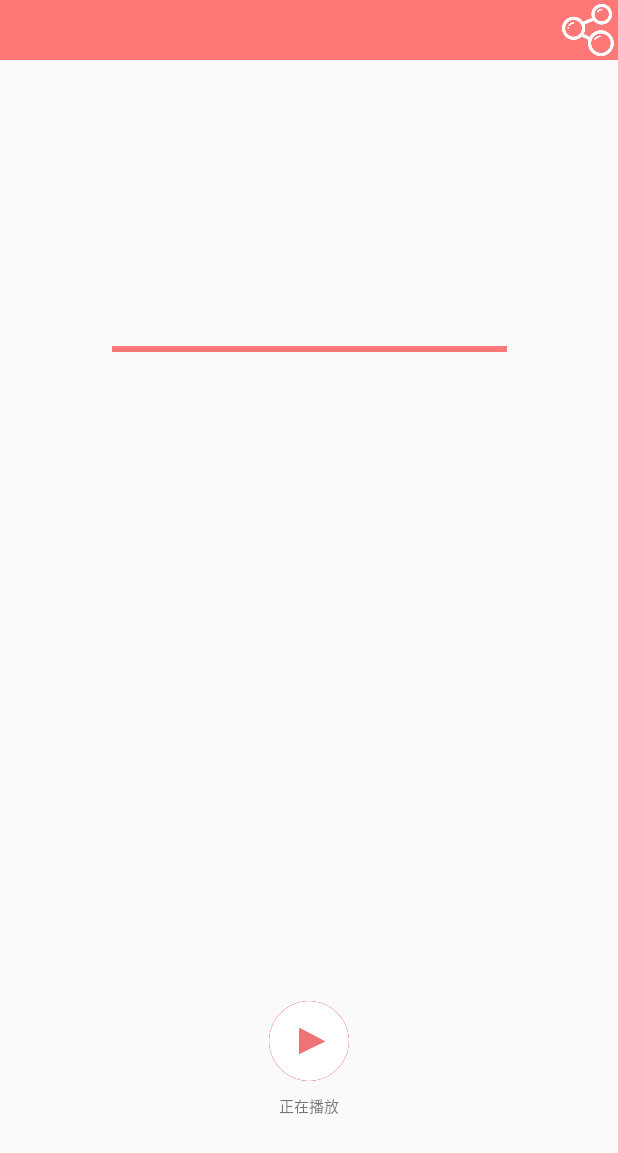
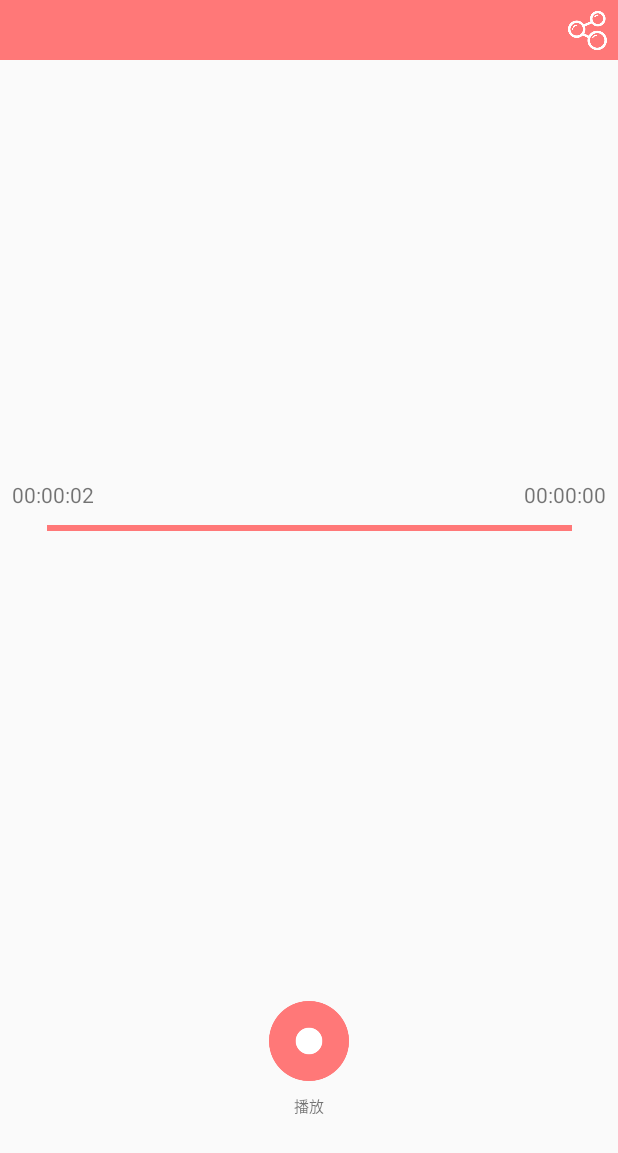
Before and after one commit to Sam-Leu/SoundRecorder, an Android app: the PlayActivity screen opened directly, with no data from a screen before it, after a tap on an icon or button, on a phone screen of 412 x 824 dp. Shown: the top 1153 px of the screen. Run offline under Robolectric (Android 15) with nearby library versions, the phone set to English and light mode, and no system bars; libraries missing offline, so code that uses them is left out: com.carlos.voiceline; 1 other tap on this screen came first.

Commit message:
增添播放时显示的进度，修改一些微小的外观，把时间格式的转换放到TimeStyleHelper类里面。

```diff
--- a/app/src/main/java/com/example/one/soundrecorder/PlayActivity.java
+++ b/app/src/main/java/com/example/one/soundrecorder/PlayActivity.java
@@ -25,6 +25,9 @@ public class PlayActivity extends AppCompatActivity implements View.OnClickListe
     private String filePath;
     private TextView titleTextView;
     private TextView playTextView;
+    private TextView durationTextView;
+    private TextView processTextView;
+    private Button btn_play;
 
     private float duration;
 
@@ -35,12 +38,15 @@ public class PlayActivity extends AppCompatActivity implements View.OnClickListe
         public void run() {
             // 获得歌曲现在播放位置并设置成播放进度条的值
             if (mediaPlayer != null) {
-                Log.i("显示播放进度：",String.valueOf(mediaPlayer.getCurrentPosition()));
-                Log.i("显示总长度：",String.valueOf(duration));
-                Log.i("显示比例：",String.valueOf((int)(mediaPlayer.getCurrentPosition() / duration * 100)));
                 progressBar.setProgress((int)(mediaPlayer.getCurrentPosition() / duration * 100));
-                // 每100毫秒刷新一次
-                handler.postDelayed(changeProgressBarThread, 1);
+                //更新播放时间
+                processTextView.setText(TimeStyleHelper.showTimeCount(mediaPlayer.getCurrentPosition()/1000));
+                if(mediaPlayer.getCurrentPosition() >= duration){
+                    btn_play.setBackgroundResource(R.drawable.prepare);
+                    playTextView.setText("播放");
+                }
+                // 每10毫秒刷新一次
+                handler.postDelayed(changeProgressBarThread, 10);
             }
         }
     };
@@ -50,8 +56,11 @@ public class PlayActivity extends AppCompatActivity implements View.OnClickListe
         super.onCreate(savedInstanceState);
         setContentView(R.layout.activity_play);
 
+        btn_play = findViewById(R.id.btn_play);
         titleTextView = findViewById(R.id.tv_fileName);
         playTextView = findViewById(R.id.tv_play);
+        processTextView = findViewById(R.id.processTextView);
+        durationTextView = findViewById(R.id.durationTextVIew);
 
         Intent intent = getIntent();
         String fileName = intent.getStringExtra("fileName");
@@ -82,6 +91,8 @@ public class PlayActivity extends AppCompatActivity implements View.OnClickListe
             mediaPlayer.prepare();  //让Mediaplayer进入到准备状态
 
             duration = mediaPlayer.getDuration();   //获取录音文件的长度，用于显示进度
+            durationTextView.setText(TimeStyleHelper.showTimeCount((int) duration / 1000));
+
         } catch (IOException e) {
             e.printStackTrace();
         }
@@ -91,7 +102,6 @@ public class PlayActivity extends AppCompatActivity implements View.OnClickListe
     public void onClick(View v) {
         switch (v.getId()){
             case R.id.btn_play:
-                Button btn_play = findViewById(R.id.btn_play);
                 if(!mediaPlayer.isPlaying()){
                     mediaPlayer.start();    //开始播放
                     Log.d("4test", "Start play");
--- a/app/src/main/java/com/example/one/soundrecorder/RecordActivity.java
+++ b/app/src/main/java/com/example/one/soundrecorder/RecordActivity.java
@@ -280,6 +280,7 @@ public class RecordActivity extends AppCompatActivity implements RecordAdapter.O
                     }
                     Toast.makeText(RecordActivity.this,"重命名成功",Toast.LENGTH_SHORT).show();
                     FileUtils.renameDialog(RecordActivity.this, filePath+"/"+strFileName+".amr", strFileName);
+
                     Log.d("4test", "rename");
                 }
             }
--- /dev/null
+++ b/app/src/main/java/com/example/one/soundrecorder/TimeStyleHelper.java
@@ -0,0 +1,21 @@
+package com.example.one.soundrecorder;
+
+public class TimeStyleHelper {
+    //将秒数格式化成时分秒格式
+    public static String showTimeCount(int time) {
+        int second = time % 60; //格式化的秒，而time是原始的秒
+        if (time < 60) {
+            return "00:00:" + (second < 10 ? "0" + String.valueOf(second) : String.valueOf(second));
+        } else {
+            int original_minute = time / 60;  //原始的分
+            int minute = original_minute % 60;  //格式化的分
+            if (original_minute < 60) {
+                return "00:" + (minute < 10 ? "0" + String.valueOf(minute) : String.valueOf(minute)) + ":" + (second < 10 ? "0" + String.valueOf(second) : String.valueOf(second));
+            } else {
+                int original_hour = time / 3600;    //原始的时，上升到天数是时才会用到
+                int hour = original_hour % 24;  //格式化的时
+                return (hour < 10 ? "0" + String.valueOf(hour) : String.valueOf(hour)) + ":" + (minute < 10 ? "0" + String.valueOf(minute) : String.valueOf(minute)) + ":" + (second < 10 ? "0" + String.valueOf(second) : String.valueOf(second));
+            }
+        }
+    }
+}
--- a/app/src/main/res/layout/activity_play.xml
+++ b/app/src/main/res/layout/activity_play.xml
@@ -24,15 +24,16 @@
     <ProgressBar
         android:id="@+id/bar_progress"
         style="@style/Base.Widget.AppCompat.ProgressBar.Horizontal"
-        android:layout_width="263dp"
+        android:layout_width="350dp"
         android:layout_height="26dp"
         android:layout_gravity="center"
         android:layout_marginStart="8dp"
-        android:layout_marginTop="180dp"
+        android:layout_marginTop="8dp"
         android:layout_marginEnd="8dp"
+        android:layout_marginBottom="8dp"
         android:max="100"
+        app:layout_constraintBottom_toTopOf="@+id/btn_play"
         app:layout_constraintEnd_toEndOf="parent"
-        app:layout_constraintHorizontal_bias="0.504"
         app:layout_constraintStart_toStartOf="parent"
         app:layout_constraintTop_toBottomOf="@+id/tv_fileName" />
 
@@ -53,10 +54,12 @@
 
     <Button
         android:id="@+id/btn_share"
-        android:layout_width="40dp"
-        android:layout_height="40dp"
+        android:layout_width="30dp"
+        android:layout_height="30dp"
         android:layout_alignParentBottom="true"
         android:layout_gravity="center"
+        android:layout_marginTop="5dp"
+        android:layout_marginEnd="5dp"
         android:background="@drawable/share"
         android:onClick="shareBtnOnClick"
         app:layout_constraintEnd_toEndOf="parent"
@@ -77,4 +80,22 @@
         app:layout_constraintStart_toStartOf="parent"
         app:layout_constraintTop_toBottomOf="@+id/btn_play" />
 
+    <TextView
+        android:id="@+id/durationTextVIew"
+        android:layout_width="wrap_content"
+        android:layout_height="wrap_content"
+        android:layout_marginEnd="8dp"
+        android:text="@string/initialZero"
+        app:layout_constraintBottom_toTopOf="@+id/bar_progress"
+        app:layout_constraintEnd_toEndOf="parent" />
+
+    <TextView
+        android:id="@+id/processTextView"
+        android:layout_width="wrap_content"
+        android:layout_height="wrap_content"
+        android:layout_marginStart="8dp"
+        android:text="@string/initialZero"
+        app:layout_constraintBottom_toTopOf="@+id/bar_progress"
+        app:layout_constraintStart_toStartOf="parent" />
+
 </android.support.constraint.ConstraintLayout>
--- a/app/src/main/res/values/strings.xml
+++ b/app/src/main/res/values/strings.xml
@@ -1,5 +1,5 @@
 <resources xmlns:tools="http://schemas.android.com/tools">
-    <string name="app_name" tools:ignore="ExtraTranslation">牛逼录音机</string>
+    <string name="app_name" tools:ignore="ExtraTranslation">简约录音机</string>
     <string name="notifyTitle">提示</string>
     <string name="notifyMsg">当前应用缺少必要权限。\n\n请点击\"设置\"-\"权限\"-打开所需权限。</string>
     <string name="setting">设置</string>
```
Also changed, not shown: app/src/main/java/com/example/one/soundrecorder/MainActivity.java (+11 -24 lines), app/src/main/res/layout/about.xml (+17 -3 lines).
